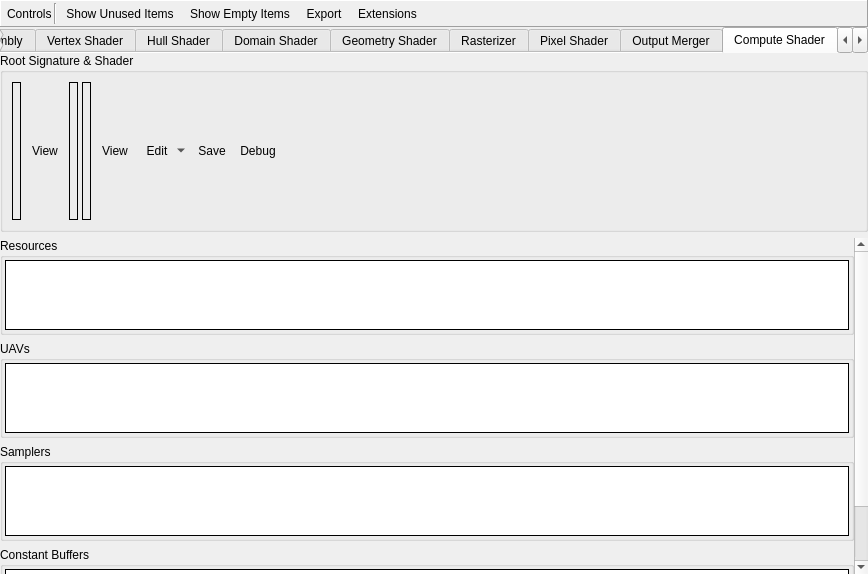
Qt form qrenderdoc/Windows/PipelineState/D3D12PipelineStateViewer.ui (zhiminxiong/renderdoc) before a commit.
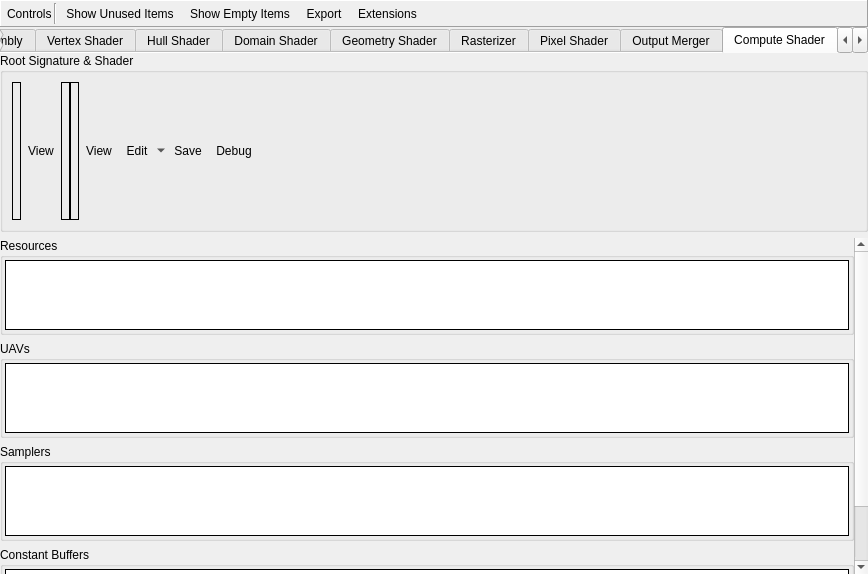
The same form after that commit. Icons and pictures are not drawn. Custom widgets are drawn as their Qt base class.

Commit message: Remove shader controls frames to allow full flow layout wrapping

Diff of the .ui file:
```diff
--- a/qrenderdoc/Windows/PipelineState/D3D12PipelineStateViewer.ui
+++ b/qrenderdoc/Windows/PipelineState/D3D12PipelineStateViewer.ui
@@ -3901,24 +3901,6 @@
            <number>0</number>
           </property>
           <item>
-           <widget class="QFrame" name="csShaderControlsFrame">
-            <layout class="QHBoxLayout" name="horizontalLayout_29">
-             <property name="spacing">
-              <number>4</number>
-             </property>
-             <property name="leftMargin">
-              <number>0</number>
-             </property>
-             <property name="topMargin">
-              <number>0</number>
-             </property>
-             <property name="rightMargin">
-              <number>0</number>
-             </property>
-             <property name="bottomMargin">
-              <number>0</number>
-             </property>
-             <item>
               <widget class="RDLabel" name="csRootSig">
                <property name="frameShape">
                 <enum>QFrame::Box</enum>
@@ -4040,9 +4022,6 @@
                </property>
               </widget>
              </item>
-            </layout>
-           </widget>
-          </item>
           <item>
            <widget class="QToolButton" name="computeDebugSelector">
             <property name="text">
```
Left out of the diff: 42 changed lines with no effect on the pictures. Lines whose indentation alone changed are shown as unchanged. The commit also changes 2 other files.
